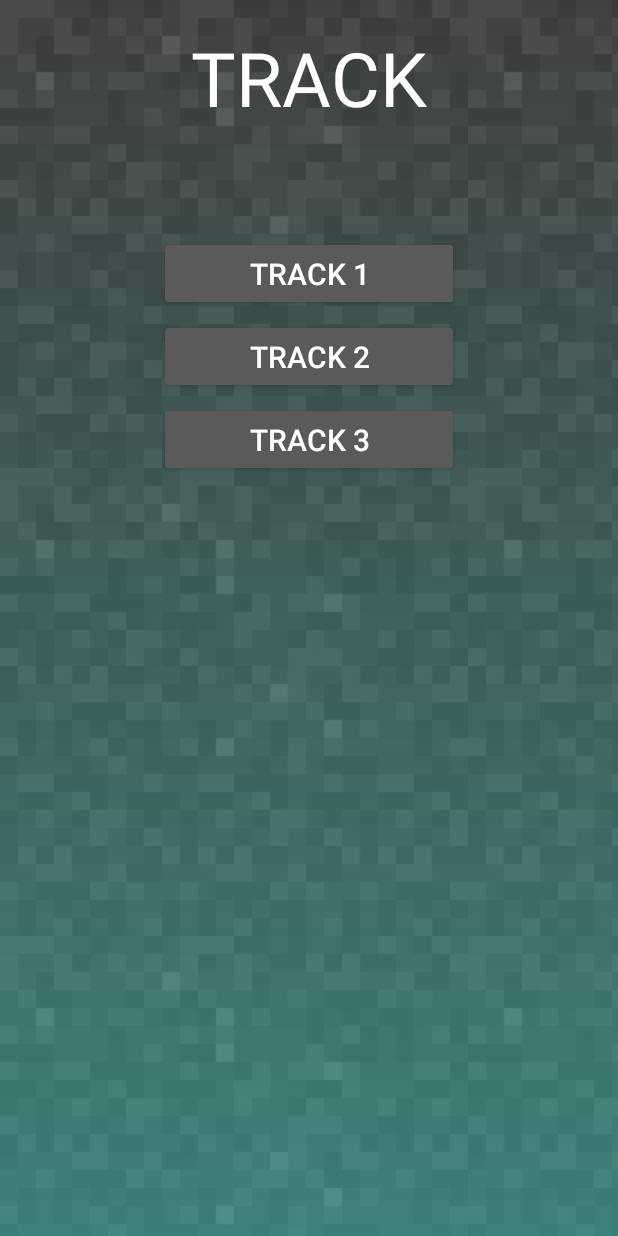
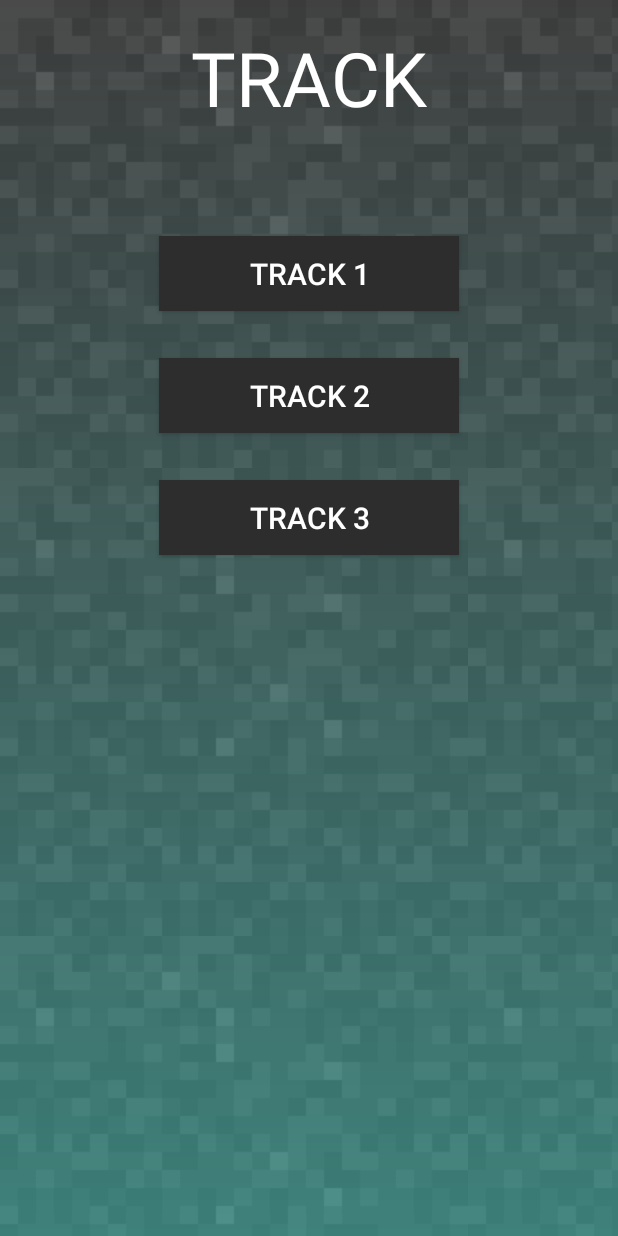
Before and after one commit to YJoe/GPixel-android-racing-game, an Android app: the screen it shows after launch (MainActivity), after a tap on "BLUE", on a phone screen of 412 x 824 dp. Run offline under Robolectric (Android 15) with nearby library versions, the phone set to English and light mode, and no system bars; 1 other tap on this screen came first.

Commit message:
Some code cleanup, track picker buttons moved a bit

```diff
--- a/app/src/main/res/layout/track_picker.xml
+++ b/app/src/main/res/layout/track_picker.xml
@@ -22,17 +22,19 @@
             android:layout_centerHorizontal="true" />
 
         <Button
+            android:layout_marginTop="72dp"
+            android:layout_below="@+id/pick_car"
+            android:layout_alignLeft="@+id/track2"
+            android:layout_alignStart="@+id/track2"
+
             android:layout_width="wrap_content"
             android:layout_height="wrap_content"
             android:text="TRACK 1"
             android:id="@+id/track1"
-            android:textSize= "20sp"
             android:width="200dp"
             android:height="50dp"
-            android:layout_marginTop="72dp"
-            android:layout_below="@+id/pick_car"
-            android:layout_alignLeft="@+id/track2"
-            android:layout_alignStart="@+id/track2" />
+            android:textSize="20sp"
+            android:background="@drawable/button_black"/>
 
         <Button
             android:layout_width="wrap_content"
@@ -42,9 +44,10 @@
             android:textSize= "20sp"
             android:width="200dp"
             android:height="50dp"
-            android:layout_margin="5dp"
+            android:background="@drawable/button_black"
             android:layout_below="@+id/track1"
-            android:layout_centerHorizontal="true" />
+            android:layout_centerHorizontal="true"
+            android:layout_marginTop="31dp" />
 
         <Button
             android:layout_width="wrap_content"
@@ -54,9 +57,10 @@
             android:textSize= "20sp"
             android:width="200dp"
             android:height="50dp"
+            android:background="@drawable/button_black"
+            android:layout_marginTop="31dp"
             android:layout_below="@+id/track2"
-            android:layout_alignLeft="@+id/track2"
-            android:layout_alignStart="@+id/track2" />
+            android:layout_centerHorizontal="true" />
     </RelativeLayout>
 
 </LinearLayout>
```
Also changed, not shown: app/src/main/java/jifa/racecarsandstuff/GameThread.java (+1 -25 lines), app/src/main/java/jifa/racecarsandstuff/MainActivity.java (+10 -38 lines), app/src/main/res/layout/game_layout.xml (+0 -11 lines).
